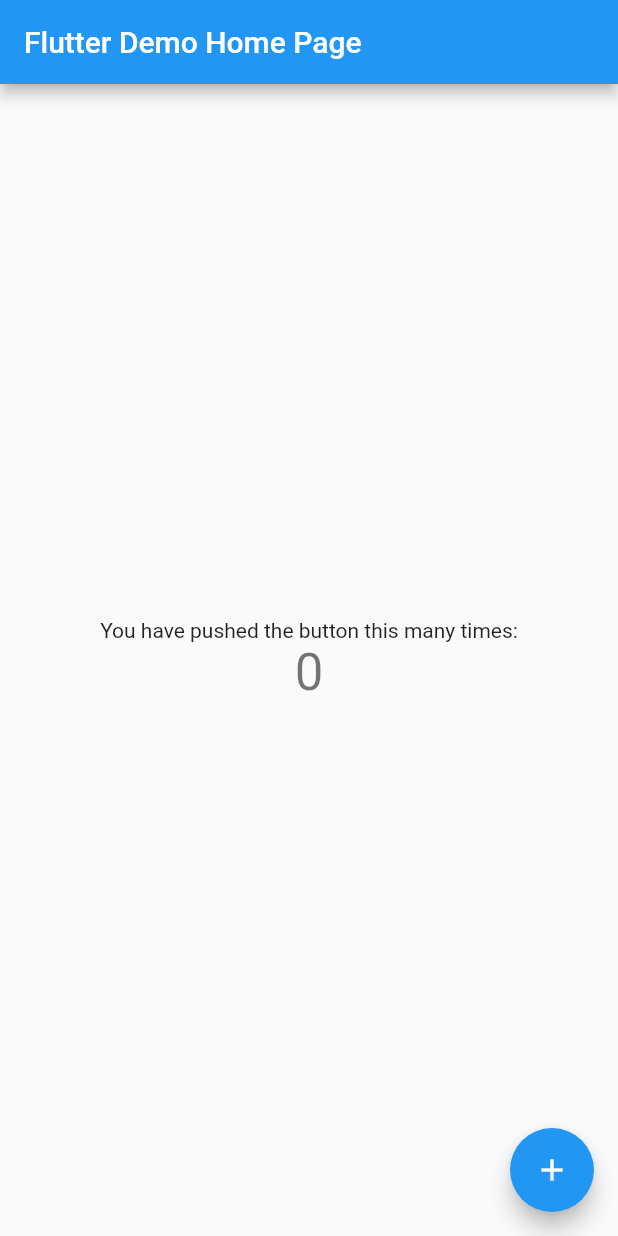
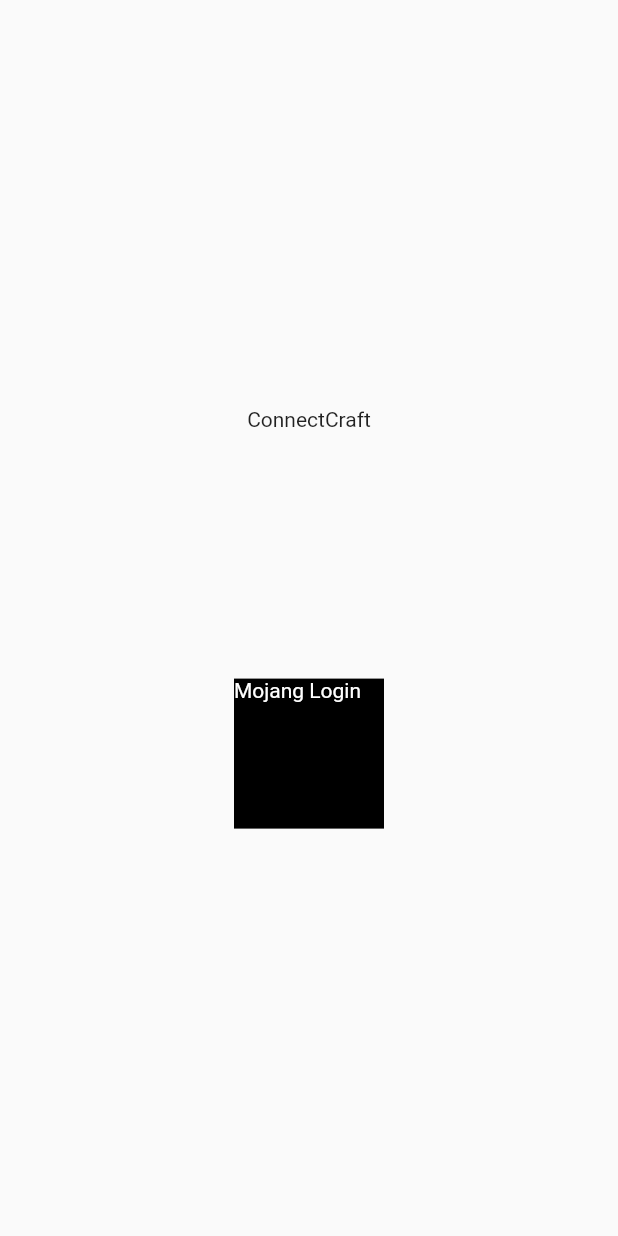
Before and after one commit to doch2/ConnectCraft, a Flutter app: the screen it shows after launch, on a phone screen of 412 x 824 dp. Run offline on Flutter 3.47's test engine with Material 2 defaults, Android fonts, the phone set to English and light mode, and no system bars; our stand-ins replace dio, flutter_secure_storage, fluttertoast, get, permission_handler.

Commit message:
Add: Mojang Login

```diff
--- a/lib/main.dart
+++ b/lib/main.dart
@@ -1,113 +1,18 @@
+import 'package:connectcraft/controllers/bindings/mineAuthBinding.dart';
+import 'package:connectcraft/screens/home.dart';
 import 'package:flutter/material.dart';
+import 'package:get/get.dart';
 
 void main() {
   runApp(MyApp());
 }
 
 class MyApp extends StatelessWidget {
-  // This widget is the root of your application.
   @override
   Widget build(BuildContext context) {
-    return MaterialApp(
-      title: 'Flutter Demo',
-      theme: ThemeData(
-        // This is the theme of your application.
-        //
-        // Try running your application with "flutter run". You'll see the
-        // application has a blue toolbar. Then, without quitting the app, try
-        // changing the primarySwatch below to Colors.green and then invoke
-        // "hot reload" (press "r" in the console where you ran "flutter run",
-        // or simply save your changes to "hot reload" in a Flutter IDE).
-        // Notice that the counter didn't reset back to zero; the application
-        // is not restarted.
-        primarySwatch: Colors.blue,
-      ),
-      home: MyHomePage(title: 'Flutter Demo Home Page'),
+    return GetMaterialApp(
+      initialBinding: MineAuthBinding(),
+      home: Home(),
     );
   }
 }
-
-class MyHomePage extends StatefulWidget {
-  MyHomePage({Key? key, required this.title}) : super(key: key);
-
-  // This widget is the home page of your application. It is stateful, meaning
-  // that it has a State object (defined below) that contains fields that affect
-  // how it looks.
-
-  // This class is the configuration for the state. It holds the values (in this
-  // case the title) provided by the parent (in this case the App widget) and
-  // used by the build method of the State. Fields in a Widget subclass are
-  // always marked "final".
-
-  final String title;
-
-  @override
-  _MyHomePageState createState() => _MyHomePageState();
-}
-
-class _MyHomePageState extends State<MyHomePage> {
-  int _counter = 0;
-
-  void _incrementCounter() {
-    setState(() {
-      // This call to setState tells the Flutter framework that something has
-      // changed in this State, which causes it to rerun the build method below
-      // so that the display can reflect the updated values. If we changed
-      // _counter without calling setState(), then the build method would not be
-      // called again, and so nothing would appear to happen.
-      _counter++;
-    });
-  }
-
-  @override
-  Widget build(BuildContext context) {
-    // This method is rerun every time setState is called, for instance as done
-    // by the _incrementCounter method above.
-    //
-    // The Flutter framework has been optimized to make rerunning build methods
-    // fast, so that you can just rebuild anything that needs updating rather
-    // than having to individually change instances of widgets.
-    return Scaffold(
-      appBar: AppBar(
-        // Here we take the value from the MyHomePage object that was created by
-        // the App.build method, and use it to set our appbar title.
-        title: Text(widget.title),
-      ),
-      body: Center(
-        // Center is a layout widget. It takes a single child and positions it
-        // in the middle of the parent.
-        child: Column(
-          // Column is also a layout widget. It takes a list of children and
-          // arranges them vertically. By default, it sizes itself to fit its
-          // children horizontally, and tries to be as tall as its parent.
-          //
-          // Invoke "debug painting" (press "p" in the console, choose the
-          // "Toggle Debug Paint" action from the Flutter Inspector in Android
-          // Studio, or the "Toggle Debug Paint" command in Visual Studio Code)
-          // to see the wireframe for each widget.
-          //
-          // Column has various properties to control how it sizes itself and
-          // how it positions its children. Here we use mainAxisAlignment to
-          // center the children vertically; the main axis here is the vertical
-          // axis because Columns are vertical (the cross axis would be
-          // horizontal).
-          mainAxisAlignment: MainAxisAlignment.center,
-          children: <Widget>[
-            Text(
-              'You have pushed the button this many times:',
-            ),
-            Text(
-              '$_counter',
-              style: Theme.of(context).textTheme.headline4,
-            ),
-          ],
-        ),
-      ),
-      floatingActionButton: FloatingActionButton(
-        onPressed: _incrementCounter,
-        tooltip: 'Increment',
-        child: Icon(Icons.add),
-      ), // This trailing comma makes auto-formatting nicer for build methods.
-    );
-  }
-}
--- /dev/null
+++ b/lib/screens/home.dart
@@ -0,0 +1,45 @@
+import 'package:connectcraft/controllers/mineAuthController.dart';
+import 'package:connectcraft/screens/mineAccountLogin.dart';
+import 'package:get/get.dart';
+import 'package:flutter/material.dart';
+
+class Home extends GetWidget<MineAuthController> {
+  Home({Key? key}) : super(key: key);
+
+  @override
+  Widget build(BuildContext context) {
+    final _height = MediaQuery.of(context).size.height;
+    final _width = MediaQuery.of(context).size.width;
+
+    controller.callReadStoragePermission();
+
+    return Scaffold(
+      body: Center(
+        child: Column(
+          mainAxisAlignment: MainAxisAlignment.center,
+          children: [
+            Text("ConnectCraft"),
+            SizedBox(
+              height: _height * 0.2,
+            ),
+            GestureDetector(
+              onTap: () => Get.to(MineAccountLogin()),
+              child: Container(
+                width: 100,
+                height: 100,
+                decoration: BoxDecoration(
+                    color: Color(0xff000000)
+                ),
+                child: Text(
+                  "Mojang Login",
+                  style: TextStyle(color: Colors.white),
+                ),
+              ),
+            ),
+
+          ],
+        ),
+      ),
+    );
+  }
+}
--- a/pubspec.yaml
+++ b/pubspec.yaml
@@ -30,6 +30,9 @@ dependencies:
 
   dio: ^4.0.0
   get: ^4.1.4
+  permission_handler: ^8.1.4+2
+
+  fluttertoast: ^8.0.8
 
   flutter_secure_storage: ^4.2.1
 
```
Also changed, not shown: lib/controllers/bindings/mineAuthBinding.dart (added, +15 -0 lines), lib/controllers/mineAuthController.dart (added, +40 -0 lines), lib/screens/mineAccountLogin.dart (added, +82 -0 lines), lib/services/minecraft/auth/mojangAccount.dart (added, +36 -0 lines), lib/themes/text_theme.dart (added, +7 -0 lines), pubspec.lock, 2 other files.
